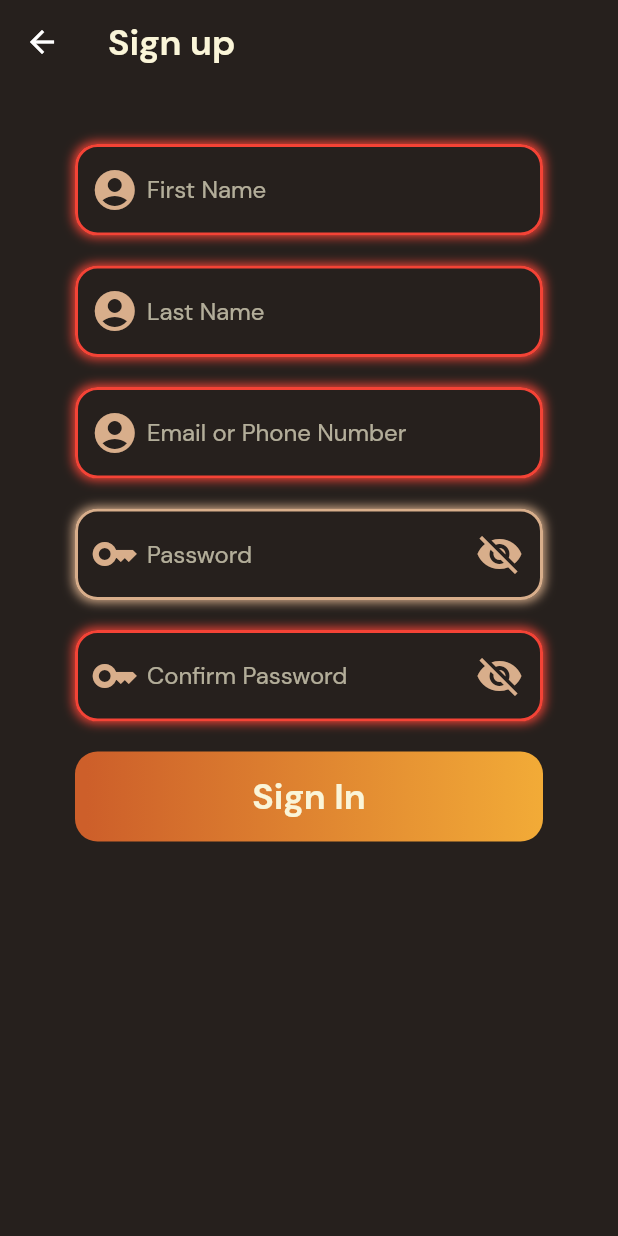
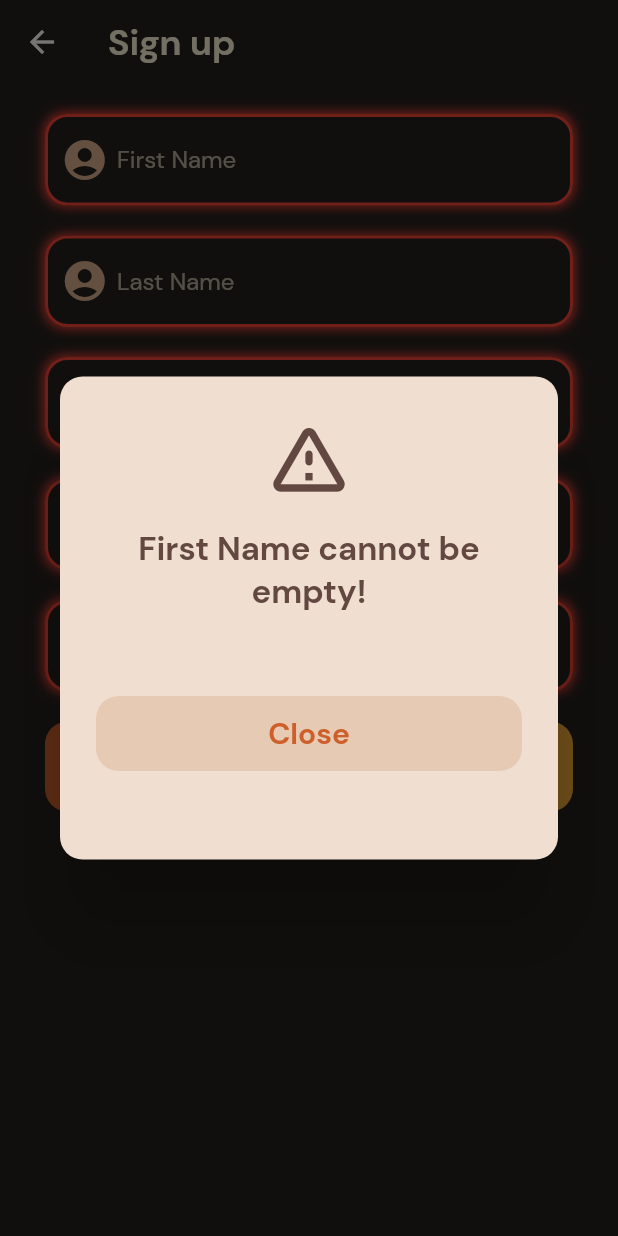
Before and after one commit to UTM-AD-Group-Bolt/Pak-Atong-Kafe-App, a Flutter app: the RegisterPage screen opened by its route, after a tap on "Sign In", on a phone screen of 412 x 824 dp. Run offline on Flutter 3.47's test engine with Material 2 defaults, Android fonts, the phone set to English and light mode, and no system bars; our stand-ins replace firebase_auth, firebase_core; accounts and stored records are empty; network calls fail.

```diff
--- a/lib/pages/RegisterPage.dart
+++ b/lib/pages/RegisterPage.dart
@@ -11,15 +11,13 @@ class RegisterPage extends StatefulWidget {
 class _RegisterPageState extends State<RegisterPage> {
 
   Widget _textField({required isEmpty, required String hintText, required IconData icon, required bool isPasswordField, bool? isConfirmPassword, required void Function(String?) onChanged}){
-    bool _isPasswordHidden = true;
-
     return Container(
       decoration: BoxDecoration(
         borderRadius: BorderRadius.circular(15.0),
         color: Palette.black,
         boxShadow: [
           BoxShadow(
-            color: (isPasswordField) ? (isConfirmPassword! && !isPasswordMatch ? Colors.red : Palette.beige ) : (isEmpty ? Colors.red : Palette.beige),
+            color: (isPasswordField) ? (isConfirmPassword! && !isPasswordMatch ? Colors.red : (isEmpty ? Colors.red : Palette.beige) ) : (isEmpty ? Colors.red : Palette.beige),
             blurRadius: 5.0,
             spreadRadius: 1.0,
           )
@@ -39,7 +37,7 @@ class _RegisterPageState extends State<RegisterPage> {
           suffixIcon: isPasswordField ? GestureDetector( //if (isPasswordField), then suffixIcon = GestureDetector()
             onTap: () {
               Feedback.forTap(context);
-              setState(() { (isConfirmPassword!) ? isPassword2Hidden = !isPassword2Hidden : isPasswordHidden = !isPasswordHidden; }); //Toggles between true/false
+              setState(() { (isConfirmPassword) ? isPassword2Hidden = !isPassword2Hidden : isPasswordHidden = !isPasswordHidden; }); //Toggles between true/false
             },
             child: Padding(
               padding: EdgeInsets.only(right: 10.0),
@@ -67,7 +65,7 @@ class _RegisterPageState extends State<RegisterPage> {
           enabledBorder: OutlineInputBorder(
             borderRadius: BorderRadius.circular(15.0),
             borderSide: BorderSide(
-              color: (isPasswordField) ? (isConfirmPassword! && !isPasswordMatch ? Colors.red : Palette.beige ) : (isEmpty ? Colors.red : Palette.beige),
+              color: (isPasswordField) ? (isConfirmPassword! && !isPasswordMatch ? Colors.red : (isEmpty ? Colors.red : Palette.beige) ) : (isEmpty ? Colors.red : Palette.beige),
               width: 2.0,
             ),
           ),
@@ -79,6 +77,76 @@ class _RegisterPageState extends State<RegisterPage> {
         onChanged: onChanged,
       ),
     );
+  }
+
+  Function() alertBoxSignOut({required text, required BuildContext context}){
+    return () {
+      // set up the buttons
+      Widget closeButton = SizedBox(
+        width: double.infinity,
+        height: 50.0,
+        child: TextButton(
+            child: Text("Close"),
+            style: TextButton.styleFrom(
+              shape: RoundedRectangleBorder(
+                borderRadius: BorderRadius.circular(15.0),
+              ),
+              foregroundColor: Palette.orange,
+              backgroundColor: Palette.beige[300],
+              textStyle: TextStyle(
+                fontFamily: 'DMSans',
+                fontWeight: FontWeight.w700,
+                fontSize: 20,
+              ),
+            ),
+            onPressed: () {
+              Navigator.of(context, rootNavigator: true).pop('dialog');
+            }
+        ),
+      );
+
+      // set up the AlertDialog
+      AlertDialog alert = AlertDialog(
+        icon: Padding(
+          padding: const EdgeInsets.all(0.0),
+          child: Icon(
+            Icons.warning_amber_rounded,
+            color: Palette.brown,
+            size: 60.0,
+          ),
+        ),
+        insetPadding: EdgeInsets.symmetric(vertical: 50.0, horizontal: 40.0),
+        shape: RoundedRectangleBorder(
+          borderRadius: BorderRadius.circular(15.0),
+        ),
+        backgroundColor: Palette.beige[100],
+        title: Text(text),
+        titleTextStyle: TextStyle(
+          fontFamily: 'DMSans',
+          fontWeight: FontWeight.w700,
+          fontSize: 22,
+          color: Palette.brown,
+        ),
+        content: SizedBox(
+          width: double.maxFinite,
+          height: 120.0,
+          child: Column(
+            mainAxisAlignment: MainAxisAlignment.spaceAround,
+            children: [
+              closeButton,
+            ],
+          ),
+        ),
+      );
+
+      // show the dialog
+      showDialog(
+        context: context,
+        builder: (BuildContext context) {
+          return alert;
+        },
+      );
+    };
   }
 
   final AuthService _auth = AuthService();
@@ -110,8 +178,7 @@ class _RegisterPageState extends State<RegisterPage> {
         ),
       ),
       body: Container(
-        width: double.infinity,
-        padding: EdgeInsets.symmetric(vertical: 20.0, horizontal: 50.0),
+        padding: EdgeInsets.symmetric(horizontal: 30.0),
         child: Form(
           child: ListView(
             children: <Widget>[
@@ -164,7 +231,7 @@ class _RegisterPageState extends State<RegisterPage> {
                 isPasswordField: true,
                 isConfirmPassword: true,
                 onChanged: (val) {
-                  setState(() => isPasswordMatch = (password == val));
+                  setState((){ isPasswordMatch = (password == val!); });
                 },
               ),
               SizedBox(height: 20.0),
@@ -208,6 +275,12 @@ class _RegisterPageState extends State<RegisterPage> {
                         ),
                       ),
                       onPressed: () {
+                        if(firstname==""){ alertBoxSignOut(text: 'First Name cannot be empty!', context: context).call(); return; }
+                        if(lastname==""){ alertBoxSignOut(text: 'Last Name cannot be empty!', context: context).call(); return; }
+                        if(email==""){ alertBoxSignOut(text: 'Email or Phone Number cannot be empty!', context: context).call(); return; }
+                        if(password==""){ alertBoxSignOut(text: 'Password cannot be empty!', context: context).call(); return; }
+                        if(!isPasswordMatch){ alertBoxSignOut(text: 'Password does not match!', context: context).call(); return; }
+
                         print("name: " + firstname + " " + lastname +  " | email: " + email + " | password: " + password);
                       },
                     ),
--- a/lib/pages/SideNavBarPage.dart
+++ b/lib/pages/SideNavBarPage.dart
@@ -31,7 +31,7 @@ class SideNavBar extends StatelessWidget {
   Function() alertBoxSignOut(BuildContext context){
     return (){
       // set up the buttons
-      Widget signUpButton = SizedBox(
+      Widget signOutButton = SizedBox(
         width: double.infinity,
         height: 50.0,
         child: TextButton(
@@ -54,7 +54,7 @@ class SideNavBar extends StatelessWidget {
           },
         ),
       );
-      Widget continueButton = SizedBox(
+      Widget cancelButton = SizedBox(
         width: double.infinity,
         height: 50.0,
         child: TextButton(
@@ -105,8 +105,8 @@ class SideNavBar extends StatelessWidget {
           child: Column(
             mainAxisAlignment: MainAxisAlignment.spaceAround,
             children: [
-              signUpButton,
-              continueButton,
+              signOutButton,
+              cancelButton,
             ],
           ),
         ),
@@ -123,11 +123,11 @@ class SideNavBar extends StatelessWidget {
   }
 
   final AuthService _auth = AuthService();
-  int numOrders = 10;
-  int numCart = 3;
+  int numOrders = 3;
+  int numCart = 0;
   String accountName = "Test Account";
   String accountAddress = "email@gmail.com";
-  bool isAnon = true;
+  bool isAnon = false;
 
   @override
   Widget build(BuildContext context) {
--- a/lib/pages/SignInPage.dart
+++ b/lib/pages/SignInPage.dart
@@ -253,8 +253,7 @@ class _SignInPageState extends State<SignInPage> {
                               fontSize: 20.0,
                               color: Palette.yellow,
                             ),
-                            recognizer: TapGestureRecognizer()
-                              ..onTap = () {
+                            recognizer: TapGestureRecognizer()..onTap = () {
                                 // play tap sound
                                 Feedback.forTap(context);
 
```
